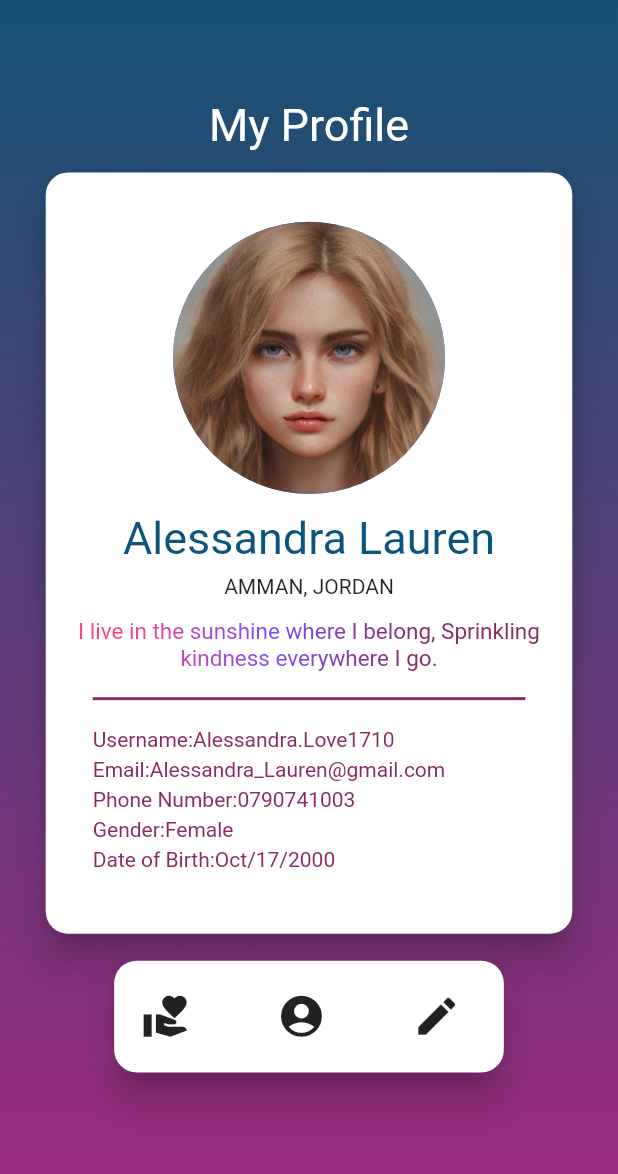
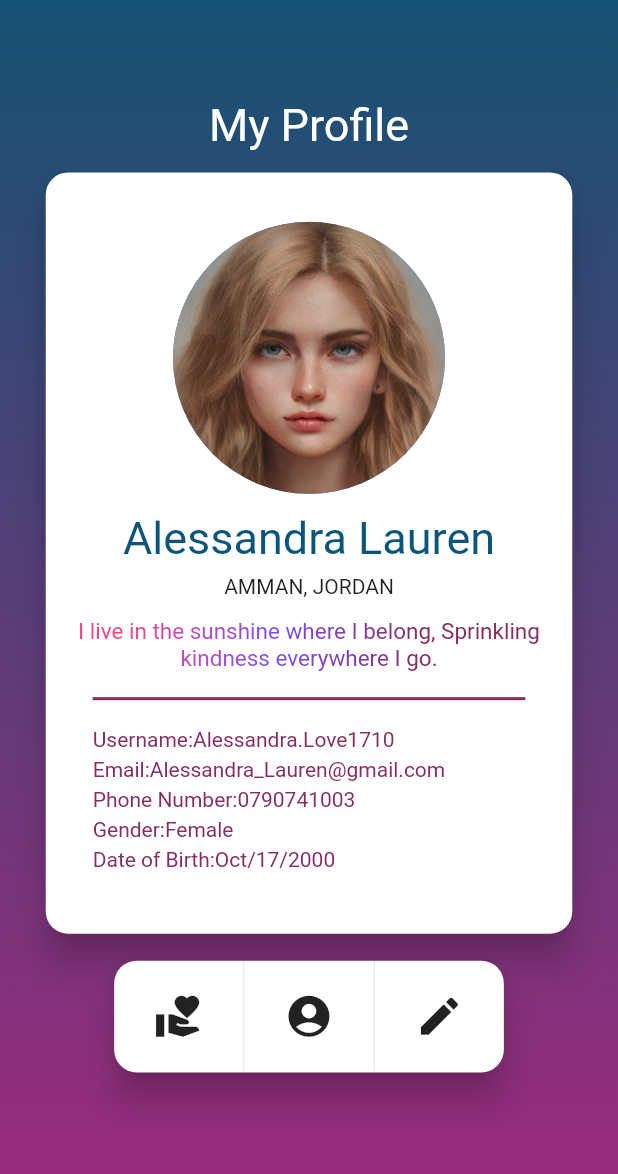
Before and after one commit to abu3athab/amal, a Flutter app: the Profile screen opened directly, on a phone screen of 412 x 824 dp. Shown: the top 1174 px of the screen. Run offline on Flutter 3.47's test engine with Material 2 defaults, Android fonts, the phone set to English and light mode, and no system bars; our stand-ins replace otp_text_field.

Commit message:
updated profile page

```diff
--- a/lib/profilepage.dart/profile.dart
+++ b/lib/profilepage.dart/profile.dart
@@ -209,40 +209,43 @@ class ProfileChild extends State<Profile> {
                 ),
                 color: Colors.white,
                 elevation: 10,
-                child: Row(mainAxisSize: MainAxisSize.min, children: [
-                  SizedBox(
-                    width: width * 0.025,
-                  ),
-                  IconButton(
+                child: Row(
+                  mainAxisAlignment: MainAxisAlignment.center,
+                  children: [
+                    Expanded(
+                        child: Center(
+                      child: IconButton(
                         iconSize: height * 0.04,
                         icon: const Icon(Icons.volunteer_activism),
-                    tooltip: 'Increase ',
                         onPressed: () {
                           setState(() {});
                         },
                       ),
-                  SizedBox(
-                    width: width * 0.1,
-                  ),
-                  IconButton(
+                    )),
+                    VerticalDivider(width: 1.0),
+                    Expanded(
+                        child: Center(
+                      child: IconButton(
                         iconSize: height * 0.04,
                         icon: const Icon(Icons.account_circle),
-                    tooltip: 'Increase ',
                         onPressed: () {
                           setState(() {});
                         },
                       ),
-                  SizedBox(
-                    width: width * 0.1,
-                  ),
-                  IconButton(
+                    )),
+                    VerticalDivider(width: 1.0),
+                    Expanded(
+                        child: Center(
+                      child: IconButton(
                         iconSize: height * 0.04,
                         icon: const Icon(Icons.edit),
                         onPressed: () {
                           setState(() {});
                         },
                       ),
-                ]),
+                    )),
+                  ],
+                ),
               ),
             ),
           ],
```
Lines whose indentation alone changed are shown as unchanged.
